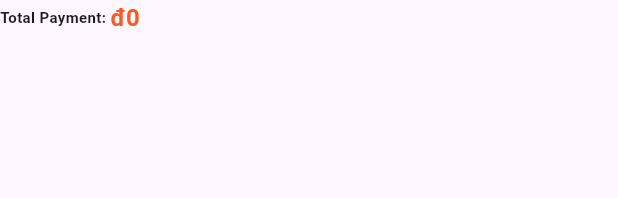
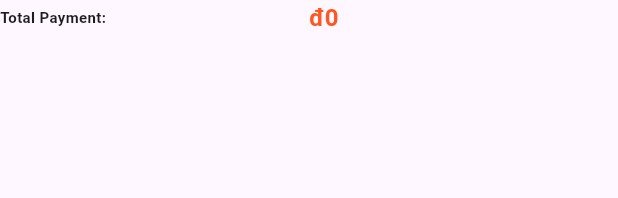
Before and after one commit to dinhthongchau/Flutter-ecommerce-app, a Flutter app: the TotalCalculator widget shown alone on an empty page, opened directly, on a phone screen of 412 x 824 dp. Shown: the top 198 px of the screen. Run offline on Flutter 3.47's test engine with Material 3 defaults, Android fonts, the phone set to English and light mode, and no system bars; our stand-ins replace bloc, cached_network_image, dio, flutter_bloc, flutter_dotenv, shared_preferences; accounts and stored records are empty; network calls fail.

Commit message:
refactor: responsive CartScreen for web

```diff
--- a/lib/widgets/screens/cart/cart_screen.dart
+++ b/lib/widgets/screens/cart/cart_screen.dart
@@ -3,6 +3,8 @@ import 'package:flutter_bloc/flutter_bloc.dart';
 import 'package:flutter_dotenv/flutter_dotenv.dart';
 import 'package:intl/intl.dart';
 import 'package:project_one/models/product_model.dart';
+import '../../../common/code/calculateScreenSize.dart';
+import '../../../common/enum/screen_size.dart';
 import '../../common_widgets/common_styles.dart';
 import '../checkout/checkout_screen.dart';
 import 'cart_cubit.dart';
@@ -59,6 +61,7 @@ class Body extends StatelessWidget {
 
   @override
   Widget build(BuildContext context) {
+
     return BlocBuilder<CartCubit, CartState>(
       builder: (context, state) {
         if (state.cartItems.isEmpty) {
@@ -81,8 +84,16 @@ class ListItemsInCart extends StatelessWidget {
 
   @override
   Widget build(BuildContext context) {
+    double width = MediaQuery.of(context).size.width;
+    ScreenSize screenSize = calculateScreenSize(width);
     String? baseUrl = dotenv.env['API_BASE_URL_NoApi_NoV1'];
-    return SizedBox(
+    return Container(
+      margin: screenSize == ScreenSize.small
+          ? EdgeInsets.symmetric(horizontal: 0)  // Điện thoại
+          : screenSize == ScreenSize.medium
+          ? EdgeInsets.symmetric(horizontal: 100)  // Tablet
+          : EdgeInsets.symmetric(horizontal: 400),  // Desktop
+      child: SizedBox(
         child: ListView.builder(
           itemCount: state.cartItems.length,
           itemBuilder: (context, index) {
@@ -94,6 +105,7 @@ class ListItemsInCart extends StatelessWidget {
               ],
             );
           },
+        ),
       ),
     );
   }
@@ -139,17 +151,22 @@ class TotalCalculator extends StatelessWidget {
         String formattedTotal = formatCurrency.format(state.totalPayment);
 
         return Row(
+          mainAxisSize: MainAxisSize.min,
           children: [
-            Text(
+            Expanded(
+              child: Text(
                 "Total Payment: ",
                 style: TextStyle(fontSize: 10, fontWeight: FontWeight.bold),
               ),
-            Text(
+            ),
+            Expanded(
+              child: Text(
                 "đ$formattedTotal",
                 style: TextStyle(
                     fontSize: 16,
                     fontWeight: FontWeight.bold,
                     color: Colors.deepOrange),
+              ),
             )
           ],
         );
```
Also changed, not shown: 1 other file. Lines whose indentation alone changed are shown as unchanged.
